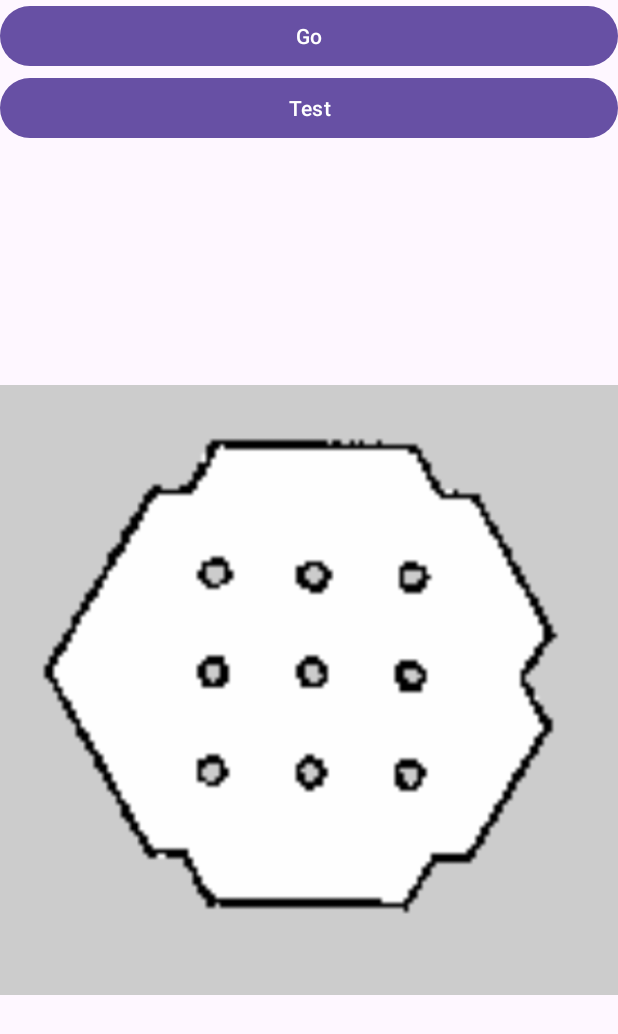
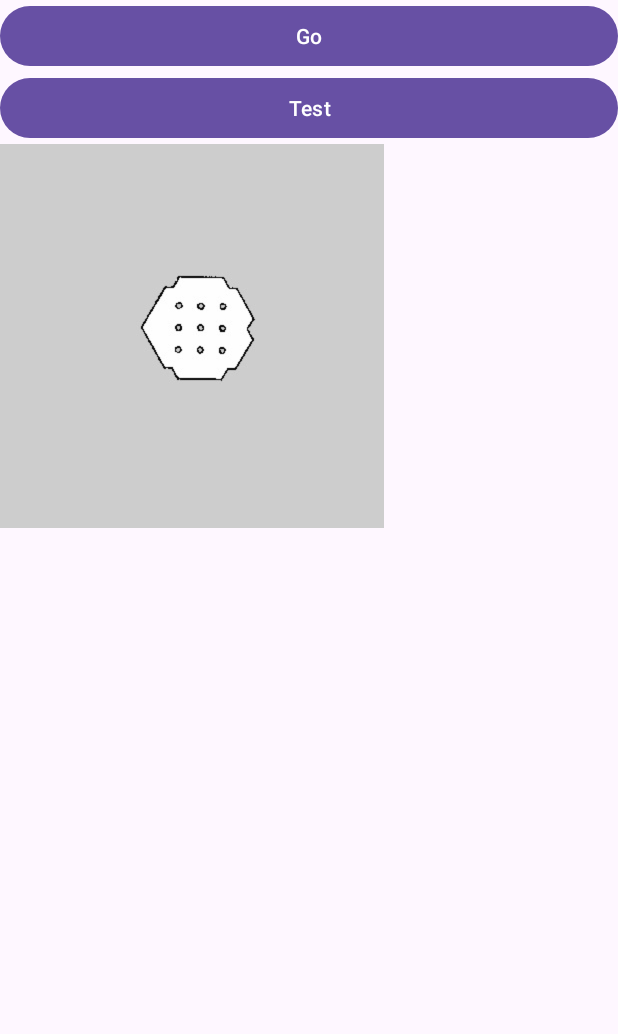
Before and after one commit to ENTC-FYP-19-G08/ismrr, an Android app: the screen it shows after launch (ActivityMap), on a phone screen of 412 x 824 dp. Shown: the top 1034 px of the screen. Run offline under Robolectric (Android 15) with nearby library versions, the phone set to English and light mode, and no system bars; our stand-ins replace Firebase (no records; nobody signed in at launch, a user with empty details on screens opened directly).

Commit message:
add real map

```diff
--- a/app/android/ISMRR/app/src/main/java/ml/entc19fyp/ismrr/ActivityMap.java
+++ b/app/android/ISMRR/app/src/main/java/ml/entc19fyp/ismrr/ActivityMap.java
@@ -30,7 +30,7 @@ public class ActivityMap extends AppCompatActivity {
         dbRefMain = FirebaseDatabase.getInstance().getReference("/ISMRR");
         dbRefTargetLocation = dbRefMain.child("/robot/reach");
         dbRefCurrentLocation = dbRefMain.child("/app/pos");
-        map.setMapImageDimensions(1113, 1570);
+        map.setMapImageDimensions(384,384);
 
         map.setOnMapTapListener(new CustomMapView.OnMapTapListener() {
             @Override
@@ -55,6 +55,7 @@ public class ActivityMap extends AppCompatActivity {
                 CustomMapView.Location targetLocation = map.getTargetLocation();
                 if (targetLocation != null) {
                     long timeStamp=System.currentTimeMillis();
+                    btnTest.setText(targetLocation.toString());
                     dbRefTargetLocation.setValue(targetLocation.toString()+","+timeStamp);
                 }
             }
--- a/app/android/ISMRR/app/src/main/res/layout/activity_map.xml
+++ b/app/android/ISMRR/app/src/main/res/layout/activity_map.xml
@@ -20,13 +20,11 @@
 
     <ml.entc19fyp.ismrr.CustomMapView
         android:id="@+id/mapView"
-        android:layout_width="match_parent"
-        android:layout_height="match_parent"
-        android:src="@drawable/map"
+        android:layout_width="384px"
+        android:layout_height="384px"
+        android:src="@drawable/map2"
 
         />
 
 
-
-
 </LinearLayout>
```
Also changed, not shown: app/android/ISMRR/app/src/main/res/drawable/map2.jpg (added).
